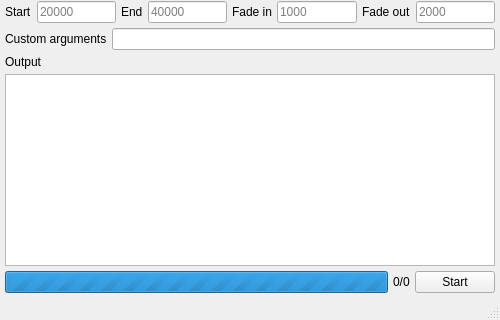
Above: ui/main.ui from sw2719/bms-preview-generator-gui before the change; both pictures show x 0 to 500 and y 330 to 650 of the 500 by 650 pixel window. Below: the same form after it.
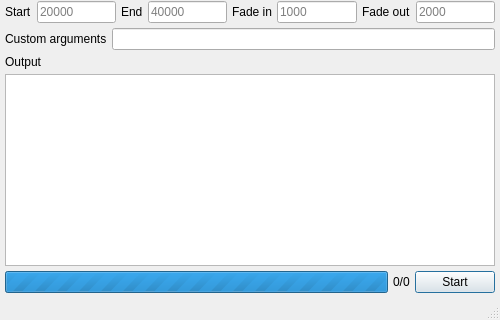
That is the form after the change. Custom widgets are drawn as their Qt base class.

Diff of the .ui file:
```diff
--- a/ui/main.ui
+++ b/ui/main.ui
@@ -302,6 +302,9 @@
         <property name="text">
          <string>Start</string>
         </property>
+        <property name="default">
+         <bool>true</bool>
+        </property>
        </widget>
       </item>
      </layout>
```
Left out of the diff: 11 changed lines with no effect on the pictures.
